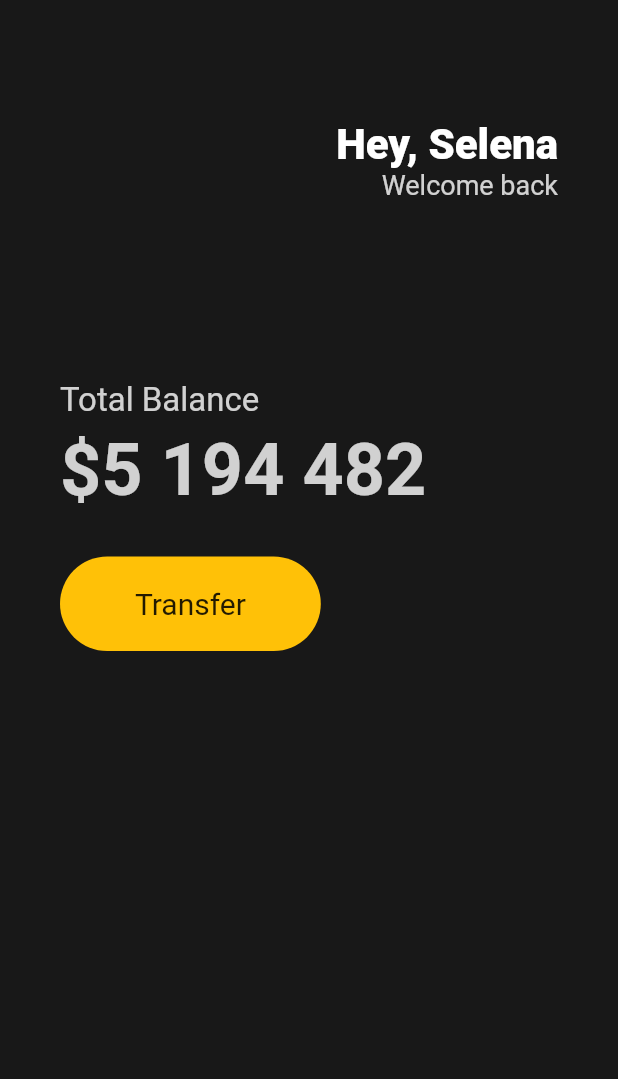
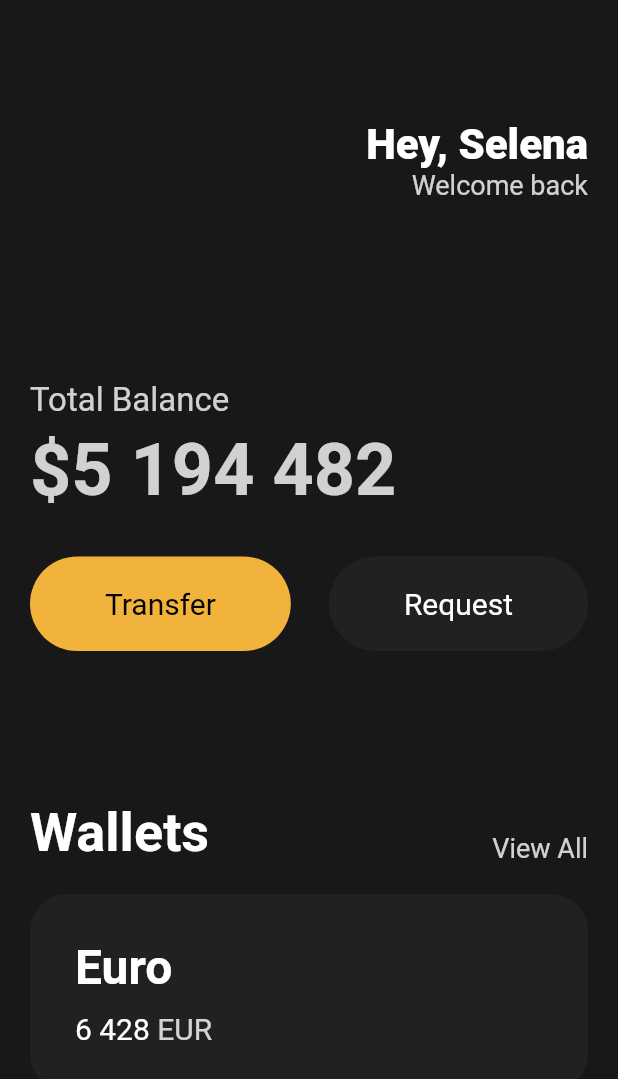
Before and after one commit to danpung2/flutter_toonflix, a Flutter app: the screen it shows after launch, on a phone screen of 412 x 824 dp. Shown: the top 1079 px of the screen. Run offline on Flutter 3.47's test engine with Material 2 defaults, Android fonts, the phone set to English and light mode, and no system bars.

Commit message:
feat: card

```diff
--- a/lib/main.dart
+++ b/lib/main.dart
@@ -1,4 +1,5 @@
 import 'package:flutter/material.dart';
+import 'package:flutter_toonfilx/widgets/button.dart';
 
 void main() {
   runApp(App());
@@ -9,15 +10,15 @@ class App extends StatelessWidget {
   Widget build(BuildContext context) {
     return MaterialApp(
       home: Scaffold(
-        backgroundColor: Color(0xFF181818),
+        backgroundColor: const Color(0xFF181818),
         body: Padding(
-          padding: EdgeInsets.symmetric(
-            horizontal: 40,
+          padding: const EdgeInsets.symmetric(
+            horizontal: 20,
           ),
           child: Column(
             crossAxisAlignment: CrossAxisAlignment.start,
             children: [
-              SizedBox(
+              const SizedBox(
                 height: 80,
               ),
               Row(
@@ -26,7 +27,7 @@ class App extends StatelessWidget {
                   Column(
                     crossAxisAlignment: CrossAxisAlignment.end,
                     children: [
-                      Text(
+                      const Text(
                         'Hey, Selena',
                         style: TextStyle(
                           color: Colors.white,
@@ -45,7 +46,7 @@ class App extends StatelessWidget {
                   )
                 ],
               ),
-              SizedBox(
+              const SizedBox(
                 height: 120,
               ),
               Text(
@@ -55,7 +56,7 @@ class App extends StatelessWidget {
                   color: Colors.white.withOpacity(0.8),
                 ),
               ),
-              SizedBox(
+              const SizedBox(
                 height: 5,
               ),
               Text(
@@ -66,31 +67,101 @@ class App extends StatelessWidget {
                   color: Colors.white.withOpacity(0.8),
                 ),
               ),
-              SizedBox(
+              const SizedBox(
                 height: 30,
               ),
               Row(
+                mainAxisAlignment: MainAxisAlignment.spaceBetween,
+                children: const [
+                  Button(
+                    text: "Transfer",
+                    bgColor: Color(0xFFF1B33B),
+                    textColor: Colors.black,
+                  ),
+                  Button(
+                    text: "Request",
+                    bgColor: Color(0xFF1F2123),
+                    textColor: Colors.white,
+                  ),
+                ],
+              ),
+              const SizedBox(
+                height: 100,
+              ),
+              Row(
+                crossAxisAlignment: CrossAxisAlignment.end,
+                mainAxisAlignment: MainAxisAlignment.spaceBetween,
                 children: [
+                  const Text(
+                    'Wallets',
+                    style: TextStyle(
+                      color: Colors.white,
+                      fontSize: 36,
+                      fontWeight: FontWeight.w600,
+                    ),
+                  ),
+                  Text(
+                    'View All',
+                    style: TextStyle(
+                      color: Colors.white.withOpacity(0.8),
+                      fontSize: 18,
+                    ),
+                  ),
+                ],
+              ),
+              const SizedBox(
+                height: 20,
+              ),
               Container(
                 decoration: BoxDecoration(
-                      color: Colors.amber,
-                      borderRadius: BorderRadius.circular(45),
+                  color: const Color(0xFF1F2123),
+                  borderRadius: BorderRadius.circular(25),
                 ),
                 child: Padding(
-                      padding: EdgeInsets.symmetric(
-                        vertical: 20,
-                        horizontal: 50,
+                  padding: const EdgeInsets.all(30),
+                  child: Row(
+                    children: [
+                      Column(
+                        crossAxisAlignment: CrossAxisAlignment.start,
+                        children: [
+                          const Text(
+                            'Euro',
+                            style: TextStyle(
+                              color: Colors.white,
+                              fontSize: 32,
+                              fontWeight: FontWeight.w600,
                             ),
-                      child: Text(
-                        "Transfer",
+                          ),
+                          const SizedBox(
+                            height: 10,
+                          ),
+                          Row(
+                            children: [
+                              const Text(
+                                '6 428',
                                 style: TextStyle(
+                                  color: Colors.white,
                                   fontSize: 20,
                                 ),
                               ),
+                              const SizedBox(
+                                width: 5,
                               ),
+                              Text(
+                                'EUR',
+                                style: TextStyle(
+                                  color: Colors.white.withOpacity(0.8),
+                                  fontSize: 20,
+                                ),
+                              ),
+                            ],
                           )
                         ],
-              )
+                      ),
+                    ],
+                  ),
+                ),
+              ),
             ],
           ),
         ),
--- /dev/null
+++ b/lib/widgets/button.dart
@@ -0,0 +1,37 @@
+import 'package:flutter/cupertino.dart';
+import 'package:flutter/material.dart';
+
+class Button extends StatelessWidget {
+  final String text;
+  final Color bgColor;
+  final Color textColor;
+
+  const Button(
+      {super.key,
+      required this.text,
+      required this.bgColor,
+      required this.textColor});
+
+  @override
+  Widget build(BuildContext context) {
+    return Container(
+      decoration: BoxDecoration(
+        color: bgColor,
+        borderRadius: BorderRadius.circular(45),
+      ),
+      child: Padding(
+        padding: const EdgeInsets.symmetric(
+          vertical: 20,
+          horizontal: 50,
+        ),
+        child: Text(
+          text,
+          style: TextStyle(
+            color: textColor,
+            fontSize: 20,
+          ),
+        ),
+      ),
+    );
+  }
+}
```
Lines whose indentation alone changed are shown as unchanged.
